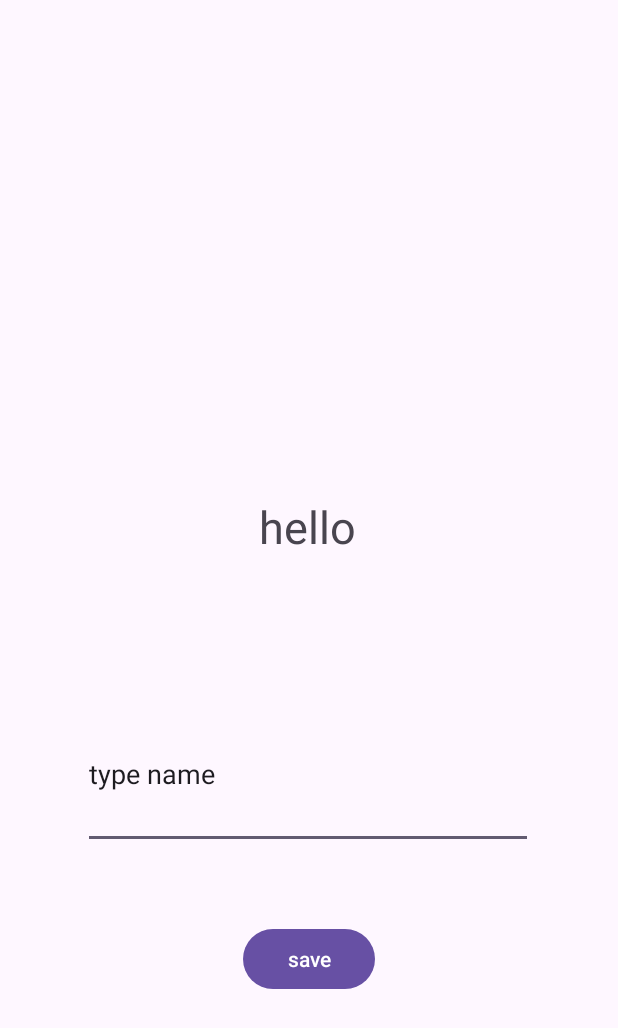
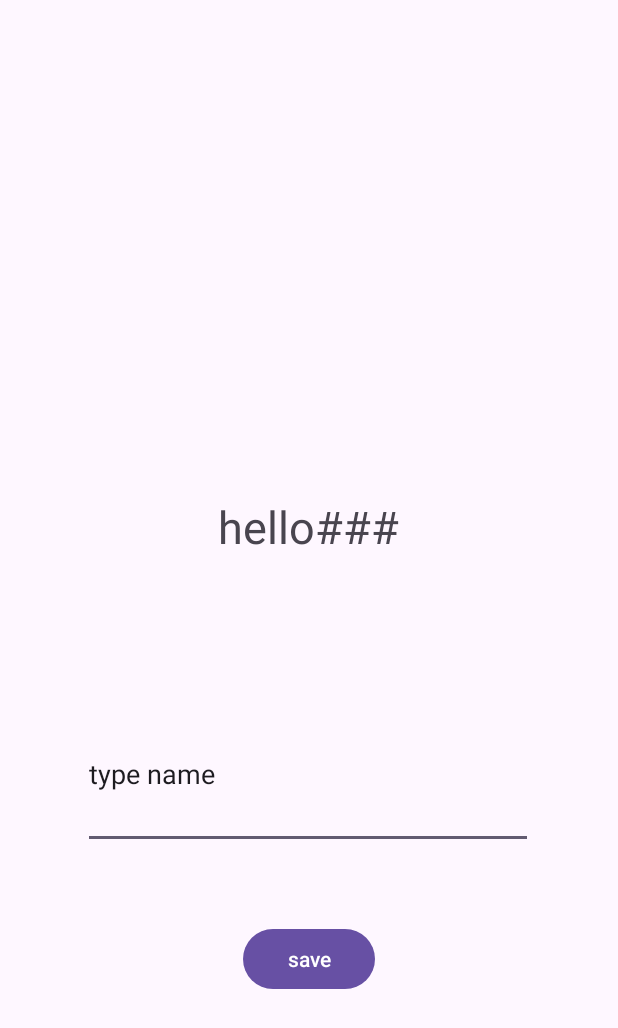
Before and after one commit to BenGaist/jojo, an Android app: the screen it shows after launch (MainActivity), after a tap on "save", on a phone screen of 412 x 824 dp. Shown: the top 1028 px of the screen. Run offline under Robolectric (Android 15) with nearby library versions, the phone set to English and light mode, and no system bars; 2 statements that could not run were skipped.

Commit message:
done for the school

```diff
--- a/app/src/main/java/com/example/myapplication/MainActivity.java
+++ b/app/src/main/java/com/example/myapplication/MainActivity.java
@@ -1,6 +1,7 @@
 package com.example.myapplication;
 
 import android.content.Intent;
+import android.content.SharedPreferences;
 import android.os.Bundle;
 import android.view.View;
 import android.widget.Button;
@@ -26,12 +27,25 @@ public class MainActivity extends AppCompatActivity {
             return insets;
         });
 
+
+
+
+        SharedPreferences sharedPreferences = getSharedPreferences("MyPrefs",MODE_PRIVATE);
         TextView helloTxt = findViewById(R.id.txtview);
         EditText edit = findViewById(R.id.edit);
         Button saveBtn = findViewById(R.id.save);
+
+
         saveBtn.setOnClickListener(new View.OnClickListener() {
             @Override
             public void onClick(View view) {
+
+                    String username = edit.getText().toString().trim();
+                    SharedPreferences.Editor editor = sharedPreferences.edit();
+                    editor.putString("username", username);
+                    editor.apply();
+                    helloTxt.setText("hello"+sharedPreferences.getString("username","###"));
+
 
             }
         });
@@ -39,5 +53,6 @@ public class MainActivity extends AppCompatActivity {
 
 
 
+
     }
 }
```
